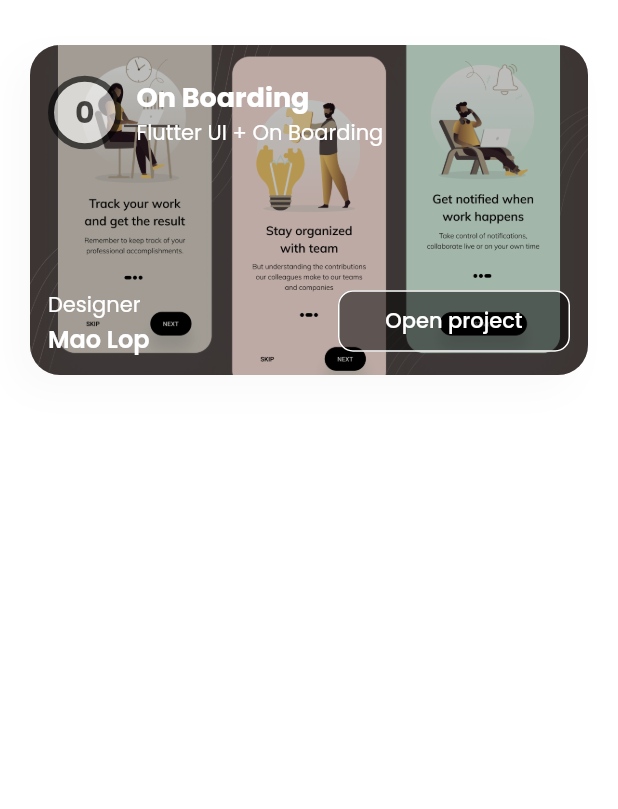
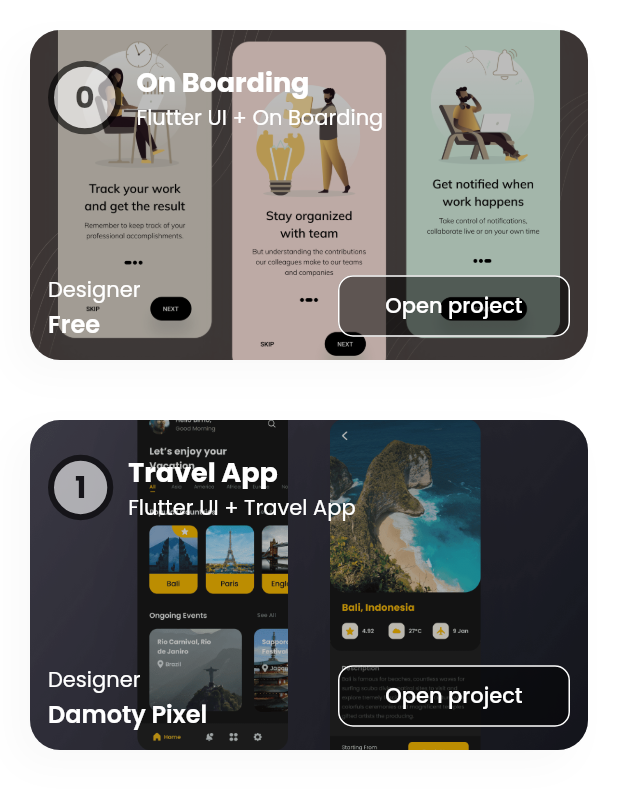
Before and after one commit to FcoSuastegui/flutter-apps, a Flutter app: the screen it shows after launch, on a phone screen of 412 x 824 dp, the part 69-878 px from its top. Run offline on Flutter 3.47's test engine with Material 2 defaults, Android fonts, the light colour scheme and no system bars; our stand-ins replace bloc, flutter_bloc, google_fonts, infinite_scroll_pagination.

Commit message:
update items in home page

```diff
--- a/lib/src/data/usecase/project.dart
+++ b/lib/src/data/usecase/project.dart
@@ -3,6 +3,23 @@ import 'package:flutter_apps/src/data/model/project.dart';
 
 class ProjectUseCase {
   Future<ListPage<ProjectModel>> getProjects(int page) async {
+    List<Map<String, dynamic>> jsonProjects = [
+      {
+        "title": "On Boarding",
+        "description": "Flutter UI + On Boarding",
+        "designer": "Free",
+        "pathImage": 'assets/home/images/onboarding.png',
+        "route": "/on-boarding",
+      },
+      {
+        "title": "Travel App",
+        "description": "Flutter UI + Travel App",
+        "designer": "Damoty Pixel",
+        "pathImage": 'assets/home/images/travel-app.png',
+        "route": "/travel-app",
+      },
+    ];
+
     final List<ProjectModel> list = <ProjectModel>[];
     for (var item in jsonProjects) {
       list.add(ProjectModel.fromMap(item));
@@ -13,13 +30,3 @@ class ProjectUseCase {
     );
   }
 }
-
-List<Map<String, dynamic>> jsonProjects = [
-  {
-    "title": "On Boarding",
-    "description": "Flutter UI + On Boarding",
-    "designer": "Mao Lop",
-    "pathImage": 'assets/home/images/onboarding.png',
-    "route": "/on-boarding",
-  }
-];
--- a/lib/src/presentation/views/home/cubit/home_cubit.dart
+++ b/lib/src/presentation/views/home/cubit/home_cubit.dart
@@ -18,7 +18,7 @@ class HomeCubit extends Cubit<int> {
 
   final ProjectUseCase _projectUse;
 
-  static const _pageSize = 100;
+  static const _pageSize = 10;
 
   Future<void> init() async {
     _pagingController.addPageRequestListener(getProjects);
--- a/lib/src/presentation/views/home/home.dart
+++ b/lib/src/presentation/views/home/home.dart
@@ -3,6 +3,7 @@ import 'package:flutter_apps/src/data/model/project.dart';
 import 'package:flutter_apps/src/data/usecase/project.dart';
 import 'package:flutter_apps/src/presentation/views/home/cubit/home_cubit.dart';
 import 'package:flutter_apps/src/presentation/widgets/cards/project_card.dart';
+import 'package:flutter_apps/src/presentation/widgets/slivers/refresh_sliver_scroll.dart';
 import 'package:flutter_bloc/flutter_bloc.dart';
 import 'package:google_fonts/google_fonts.dart';
 import 'package:infinite_scroll_pagination/infinite_scroll_pagination.dart';
@@ -50,14 +51,14 @@ class HomeView extends StatelessWidget {
             final cubit = context.read<HomeCubit>();
             final pagingController = cubit.pagingController;
 
-            return CustomScrollView(
+            return RefreshSliverScrollView(
+              onRefresh: () => pagingController.refresh(),
               slivers: [
-                const SliverToBoxAdapter(child: SizedBox(height: 0)),
                 PagedSliverList.separated(
                   pagingController: pagingController,
                   builderDelegate: PagedChildBuilderDelegate<ProjectModel>(
                     itemBuilder: (context, project, index) => Padding(
-                      padding: const EdgeInsets.symmetric(horizontal: 20, vertical: 20),
+                      padding: const EdgeInsets.symmetric(horizontal: 20, vertical: 10),
                       child: ProjectCard(index: index, project: project),
                     ),
                   ),
```
